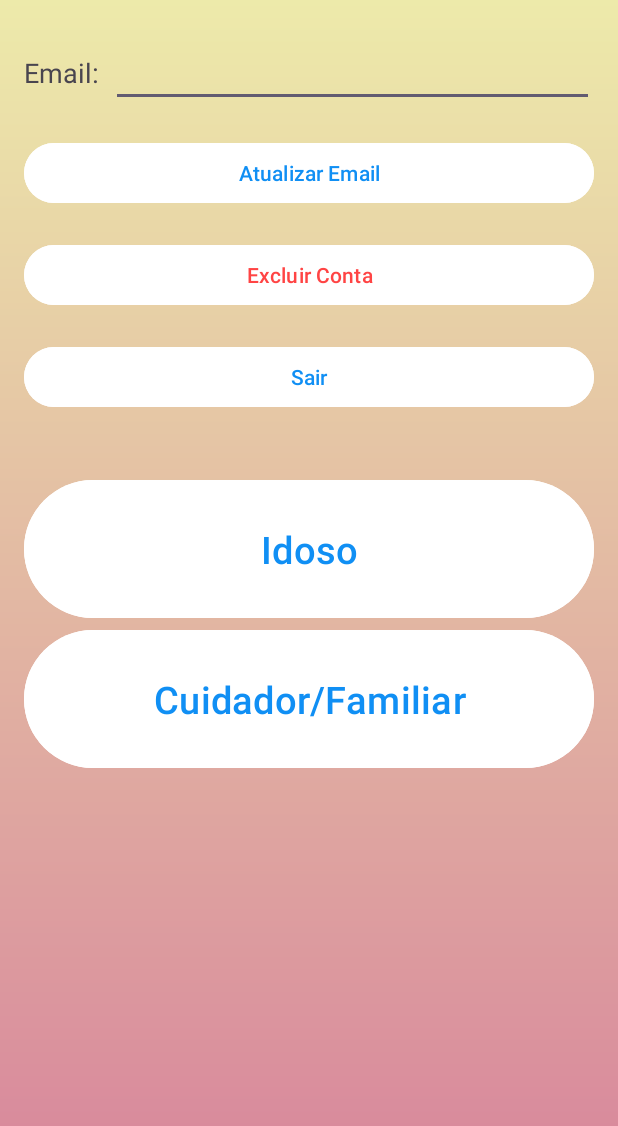
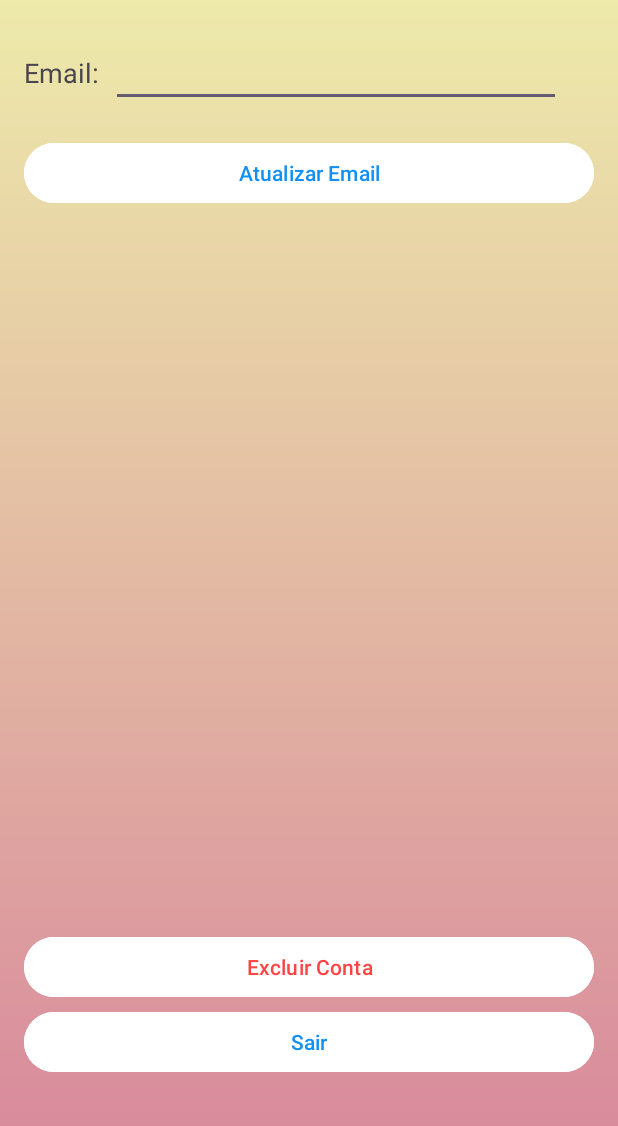
Before and after one commit to Bedablin/projetoquinta, an Android app: the UserActivity screen opened directly, with no data from a screen before it, on a phone screen of 412 x 824 dp. Shown: the top 1126 px of the screen. Run offline under Robolectric (Android 15) with nearby library versions, the phone set to English and light mode, and no system bars; our stand-ins replace Firebase (no records; nobody signed in at launch, a user with empty details on screens opened directly); 2 statements that could not run were skipped.

Commit message:
agora o bagui funciona memo

```diff
--- a/app/src/main/java/com/example/idosologin/Registro.kt
+++ b/app/src/main/java/com/example/idosologin/Registro.kt
@@ -55,7 +55,8 @@ class Registro : AppCompatActivity() {
                                 "senha" to pass,
                                 "nome idoso" to name,
                                 "endereço" to address,
-                                "telefone" to phone)
+                                "telefone" to phone,
+                                "flag cuidador" to false)
                             val idosoRef = db.collection("idoso")
                             idosoRef.document(email).set(idoso)
 
--- a/app/src/main/res/layout/activity_user.xml
+++ b/app/src/main/res/layout/activity_user.xml
@@ -17,12 +17,14 @@
 
     <EditText
         android:id="@+id/etUserEmail"
-        android:layout_width="match_parent"
+        android:layout_width="300dp"
         android:layout_height="wrap_content"
         android:layout_toEndOf="@id/tvUserEmailLabel"
         android:layout_alignBaseline="@id/tvUserEmailLabel"
         android:layout_marginStart="8dp"
         android:inputType="textEmailAddress" />
+
+
 
     <Button
         android:id="@+id/btnUpdateEmail"
@@ -36,48 +38,26 @@
         android:layout_centerHorizontal="true" />
 
     <Button
+        android:id="@+id/btnLogout"
+        android:layout_width="match_parent"
+        android:layout_height="wrap_content"
+        android:layout_below="@id/btnDeleteAccount"
+        android:layout_marginTop="2dp"
+        android:backgroundTint="@color/white"
+        android:text="Sair"
+        android:textColor="#108FF4" />
+
+    <Button
         android:id="@+id/btnDeleteAccount"
         android:layout_width="match_parent"
         android:layout_height="wrap_content"
+        android:layout_below="@id/btnUpdateEmail"
+        android:layout_marginTop="481dp"
+        android:backgroundTint="@color/white"
         android:text="Excluir Conta"
-        android:layout_below="@id/btnUpdateEmail"
-        android:layout_marginTop="20dp"
-        android:layout_centerHorizontal="true"
-        android:backgroundTint="@color/white"
         android:textColor="@android:color/holo_red_light" />
 
-    <Button
-        android:id="@+id/btnLogout"
-        android:layout_width="match_parent"
-        android:layout_height="wrap_content"
-        android:backgroundTint="@color/white"
-        android:textColor="#108FF4"
-        android:text="Sair"
-        android:layout_below="@id/btnDeleteAccount"
-        android:layout_marginTop="20dp"
-        android:layout_centerHorizontal="true" />
 
 
-    <Button
-        android:id="@+id/old_btn"
-        android:layout_width="400dp"
-        android:layout_height="100dp"
-        android:layout_marginTop="300dp"
-        android:backgroundTint="@color/white"
-        android:padding="5dp"
-        android:text="Idoso"
-        android:textColor="#108FF4"
-        android:textSize="25sp" />
-
-    <Button
-        android:id="@+id/helper_btn"
-        android:layout_width="400dp"
-        android:layout_height="100dp"
-        android:layout_marginTop="400dp"
-        android:backgroundTint="@color/white"
-        android:padding="5dp"
-        android:text="Cuidador/Familiar"
-        android:textColor="#108FF4"
-        android:textSize="25sp" />
 
 </RelativeLayout>
```
Also changed, not shown: app/src/main/java/com/example/idosologin/MainActivity.kt (+18 -15 lines).
